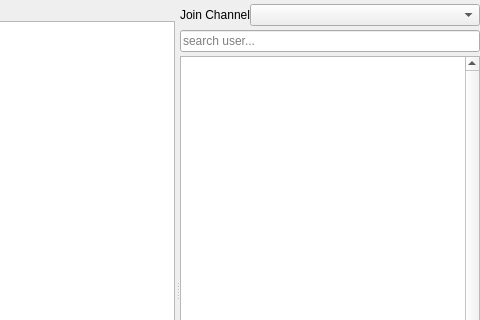
This is src/_res/chat/channel.ui in FAForever/client as Qt 5 draws it before an edit; both pictures show x 302 to 782 and y 0 to 320 of the 782 by 580 pixel window. The edited form follows.
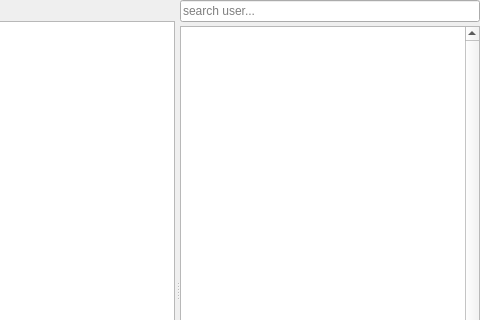
This is the edited form. Custom widgets are drawn as their Qt base class.

Commit message: Reinstated ability to /join IRC channels and removed the join combobox .

Diff of the .ui file:
```diff
--- a/src/_res/chat/channel.ui
+++ b/src/_res/chat/channel.ui
@@ -171,7 +171,7 @@
        <property name="margin">
         <number>0</number>
        </property>
-       <item row="1" column="0">
+       <item row="0" column="0">
         <widget class="QLineEdit" name="nickFilter">
          <property name="sizePolicy">
           <sizepolicy hsizetype="Preferred" vsizetype="Fixed">
@@ -193,7 +193,7 @@
          </property>
         </widget>
        </item>
-       <item row="2" column="0">
+       <item row="1" column="0">
         <widget class="QTableWidget" name="nickList">
          <property name="sizePolicy">
           <sizepolicy hsizetype="Preferred" vsizetype="Expanding">
@@ -305,32 +305,6 @@
          <column/>
         </widget>
        </item>
-       <item row="0" column="0">
-        <layout class="QHBoxLayout" name="joinChannelLayout">
-         <property name="topMargin">
-          <number>4</number>
-         </property>
-         <item>
-          <widget class="QLabel" name="joinLabel">
-           <property name="maximumSize">
-            <size>
-             <width>70</width>
-             <height>16777215</height>
-            </size>
-           </property>
-           <property name="text">
-            <string>Join Channel</string>
-           </property>
-           <property name="margin">
-            <number>4</number>
-           </property>
-          </widget>
-         </item>
-         <item>
-          <widget class="QComboBox" name="channelsComboBox"/>
-         </item>
-        </layout>
-       </item>
       </layout>
      </widget>
     </widget>
```
The commit also changes 3 other files.
